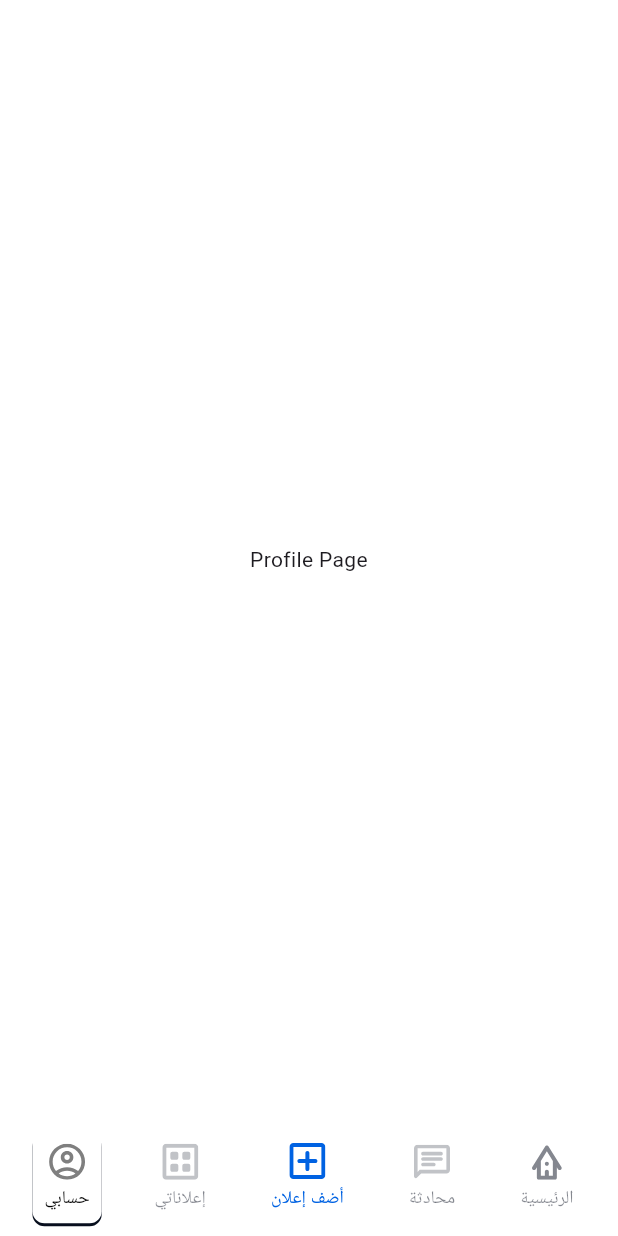
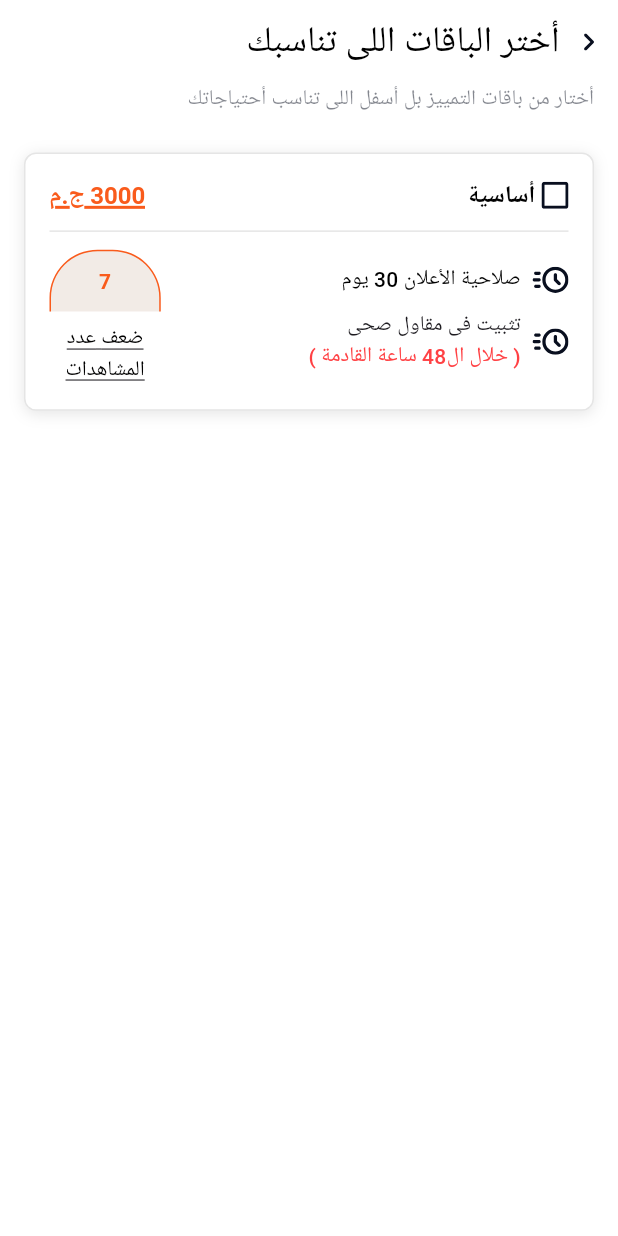
Before and after one commit to oreWaOsama/otex_app_osama-gabr, a Flutter app: the screen it shows after launch, scrolled down 576 dp, after a tap on "حسابي", on a phone screen of 412 x 824 dp. Run offline on Flutter 3.47's test engine with Material 3 defaults, Android fonts, the light colour scheme and no system bars; our stand-ins replace flutter_svg, google_fonts; Roboto replaces fonts that are missing (Tajawal).

Commit message:
plane screen + package card

```diff
--- a/lib/core/helper/app_image_assets.dart
+++ b/lib/core/helper/app_image_assets.dart
@@ -14,9 +14,18 @@ class Assets {
   static const String companyBadge = "assets/icons/Company_Badge.svg";
   static const String favoriteIcon = "assets/icons/favorite.svg";
   static const String bxsOffer = "assets/icons/bxs_offer.svg";
-  static const String mostaLogo = "assets/icons/f054eabcf941a098a2916c1acc3a3953b61846a7.png";
+  static const String mostaLogo =
+      "assets/icons/f054eabcf941a098a2916c1acc3a3953b61846a7.png";
   static const String addShopping = "assets/icons/add_shopping_cart.svg";
   static const String hodee = "assets/images/hodee.png";
+  static const String chevronRight = "assets/icons/chevron_right.svg";
   static const String localFireDepartment =
       "assets/icons/local_fire_department.svg";
+  static const String activeCheckBox = "assets/icons/active_check_box.svg";
+  static const String inactiveCheckBox = "assets/icons/inactive_check_box.svg";
+  static const String acute = "assets/icons/acute.svg";
+  static const String rocket = "assets/icons/rocket.svg";
+  static const String keep = "assets/icons/keep.svg";
+  static const String workspacePremium = "assets/icons/workspace_premium.svg";
+  static const String globe = "assets/icons/globe.svg";
 }
--- /dev/null
+++ b/lib/core/routing/app_router.dart
@@ -0,0 +1,14 @@
+import 'package:flutter/material.dart';
+import 'package:otex_app_test/features/plans_screen/ui/plans_screen.dart';
+
+class AppRouter {
+  AppRouter._();
+
+   static goToPlansScreen(BuildContext context) {
+    Navigator.push(
+      context,
+      MaterialPageRoute(builder: (context) => const PlansScreen()),
+    );
+  }
+
+}
--- a/lib/core/theming/colors_manager.dart
+++ b/lib/core/theming/colors_manager.dart
@@ -17,6 +17,8 @@ class ColorsManager{
    static const royalBlue10 = Color(0x1A3B4CF2); // ~10% transparent
    static const black10 = Color(0x1A000000);
    static const black5 = Color(0x0D000000);
+   static const opaqueMyColor = Color(0xFF813F0D);
+     static const Color priceColor = Color(0xffFF4144);
 
 
 }
--- a/lib/core/theming/test_styles.dart
+++ b/lib/core/theming/test_styles.dart
@@ -6,6 +6,11 @@ class TextStyles {
   static TextStyle font24BlackBold700 = const TextStyle(
     fontSize: 24,
     fontWeight: FontWeightHelper.bold700,
+    color: ColorsManager.myBlack,
+  );
+  static TextStyle font24BlackMedium500 = const TextStyle(
+    fontSize: 24,
+    fontWeight: FontWeightHelper.medium500,
     color: ColorsManager.myBlack,
   );
 
@@ -23,6 +28,16 @@ class TextStyles {
   static TextStyle font14BlackMedium500 = const TextStyle(
     fontSize: 14,
     fontWeight: FontWeightHelper.medium500,
+    color: ColorsManager.myBlack,
+  );
+  static TextStyle font14BlackRegular400 = const TextStyle(
+    fontSize: 14,
+    fontWeight: FontWeightHelper.regular400,
+    color: ColorsManager.myBlack,
+  );
+  static TextStyle font14BlackBold700 = const TextStyle(
+    fontSize: 14,
+    fontWeight: FontWeightHelper.bold700,
     color: ColorsManager.myBlack,
   );
 
--- a/lib/features/layout/ui/user_home_view.dart
+++ b/lib/features/layout/ui/user_home_view.dart
@@ -1,5 +1,6 @@
 import 'package:flutter/material.dart';
 import 'package:otex_app_test/core/helper/app_image_assets.dart';
+import 'package:otex_app_test/core/routing/app_router.dart';
 import 'package:otex_app_test/features/home/ui/home_screen.dart';
 import 'package:otex_app_test/features/layout/ui/widgets/bottom_nav_item.dart';
 
@@ -75,10 +76,9 @@ class _UserHomeViewState extends State<UserHomeView> {
                 index: 4,
                 iconPath: Assets.profileIcon,
                 label: 'حسابي',
-                isActive: _currentIndex == 4,
+                isActive: false,
                 onTap: () {
-                  _currentIndex = 4;
-                  setState(() {});
+                  AppRouter.goToPlansScreen(context);
                 },
               ),
             ],
--- /dev/null
+++ b/lib/features/plans_screen/ui/plans_screen.dart
@@ -0,0 +1,55 @@
+import 'package:flutter/material.dart';
+import 'package:flutter_svg/flutter_svg.dart';
+import 'package:otex_app_test/core/helper/app_image_assets.dart';
+import 'package:otex_app_test/core/theming/colors_manager.dart';
+import 'package:otex_app_test/core/theming/test_styles.dart';
+import 'package:otex_app_test/features/plans_screen/ui/widget/package_card.dart';
+
+class PlansScreen extends StatelessWidget {
+  const PlansScreen({super.key});
+
+  @override
+  Widget build(BuildContext context) {
+    var height = MediaQuery.of(context).size.height;
+    var width = MediaQuery.of(context).size.width;
+    return Scaffold(
+      appBar: AppBar(
+        automaticallyImplyLeading: false,
+        backgroundColor: Colors.white,
+        title: Row(
+          spacing: 16,
+          crossAxisAlignment: CrossAxisAlignment.center,
+          mainAxisSize: MainAxisSize.min,
+          children: [
+            GestureDetector(
+              onTap: () {
+                Navigator.pop(context);
+              },
+              child: SvgPicture.asset(Assets.chevronRight),
+            ),
+            Text(
+              'أختر الباقات اللى تناسبك',
+              style: TextStyles.font24BlackMedium500,
+            ),
+          ],
+        ),
+      ),
+      body: Padding(
+        padding: const EdgeInsets.symmetric(horizontal: 16.0),
+        child: Column(
+          crossAxisAlignment: CrossAxisAlignment.start,
+          children: [
+            Text(
+              'أختار من باقات التمييز بل أسفل اللى تناسب أحتياجاتك',
+              style: TextStyles.font14BlackRegular400.copyWith(
+                color: ColorsManager.deepNavy50,
+              ),
+            ),
+            SizedBox(height: height * 0.03),
+            PackageCard(price: '3000', title: 'أساسية'),
+          ],
+        ),
+      ),
+    );
+  }
+}
--- /dev/null
+++ b/lib/features/plans_screen/ui/widget/package_card.dart
@@ -0,0 +1,218 @@
+// ignore_for_file: public_member_api_docs, sort_constructors_first
+import 'package:flutter/material.dart';
+import 'package:flutter_svg/svg.dart';
+import 'package:google_fonts/google_fonts.dart';
+
+import 'package:otex_app_test/core/helper/app_image_assets.dart';
+import 'package:otex_app_test/core/theming/colors_manager.dart';
+import 'package:otex_app_test/core/theming/test_styles.dart';
+
+class PackageCard extends StatelessWidget {
+  final bool isSelected;
+  final String price;
+  final String title;
+  const PackageCard({
+    super.key,
+    this.isSelected = false,
+    required this.price,
+    required this.title,
+  });
+
+  @override
+  Widget build(BuildContext context) {
+    var height = MediaQuery.of(context).size.height;
+    var width = MediaQuery.of(context).size.width;
+
+    return Container(
+      padding: const EdgeInsets.all(16),
+      width: double.infinity,
+      decoration: BoxDecoration(
+        borderRadius: BorderRadius.circular(8),
+        border: Border.all(color: ColorsManager.black10),
+        color: ColorsManager.white,
+        boxShadow: [
+          const BoxShadow(
+            color: ColorsManager.black10,
+            blurRadius: 8,
+            offset: Offset(0, 2),
+          ),
+        ],
+      ),
+      child: Column(
+        children: [
+          Row(
+            children: [
+              SvgPicture.asset(Assets.inactiveCheckBox),
+              SizedBox(width: width * 0.01),
+              Text(title, style: TextStyles.font16BlackBold700),
+              Spacer(),
+
+              Stack(
+                children: [
+                  RichText(
+                    text: TextSpan(
+                      children: [
+                        TextSpan(
+                          text: price,
+                          style: TextStyles.font16BlackBold700.copyWith(
+                            fontFamily: GoogleFonts.tajawal().fontFamily,
+                            color: ColorsManager.primary,
+                          ),
+                        ),
+                        TextSpan(
+                          text: ' ج',
+                          style: TextStyles.font16BlackBold700.copyWith(
+                            fontFamily: GoogleFonts.tajawal().fontFamily,
+                            color: ColorsManager.primary,
+                          ),
+                        ),
+                        TextSpan(
+                          text: '.',
+                          style: TextStyles.font16BlackBold700.copyWith(
+                            fontFamily: GoogleFonts.tajawal().fontFamily,
+                            color: ColorsManager.primary,
+                          ),
+                        ),
+                        TextSpan(
+                          text: 'م',
+                          style: TextStyles.font16BlackBold700.copyWith(
+                            fontFamily: GoogleFonts.tajawal().fontFamily,
+                            color: ColorsManager.primary,
+                          ),
+                        ),
+                      ],
+                    ),
+                  ),
+                  Positioned(
+                    bottom: 2,
+                    left: -6,
+                    right: -8,
+                    child: Row(
+                      children: [
+                        Expanded(
+                          flex: 5,
+                          child: Container(
+                            height: 2,
+                            color: ColorsManager.primary,
+                          ),
+                        ),
+                        Expanded(flex: 1, child: Container()),
+                        Expanded(
+                          flex: 1,
+                          child: Container(
+                            height: 2,
+                            color: ColorsManager.primary,
+                          ),
+                        ),
+                        Expanded(flex: 1, child: Container()),
+                      ],
+                    ),
+                  ),
+                ],
+              ),
+            ],
+          ),
+          Divider(
+            color: ColorsManager.black10,
+            thickness: 1,
+            height: height * 0.03,
+          ),
+          Row(
+            children: [
+              Column(
+                crossAxisAlignment: CrossAxisAlignment.start,
+                children: [
+                  PackageFeature(
+                    icon: Assets.acute,
+                    title: 'صلاحية الأعلان 30 يوم',
+                  ),
+                  SizedBox(height: height * 0.01),
+                  PackageFeature(
+                    icon: Assets.acute,
+                    title: 'تثبيت فى مقاول صحى',
+                    subtitle: '( خلال ال48 ساعة القادمة )',
+                  ),
+                ],
+              ),
+              Spacer(),
+              Column(
+                children: [
+                  Container(
+                    width: width * 0.18,
+                    height: height * 0.05,
+                    decoration: BoxDecoration(
+                      color: ColorsManager.opaqueMyColor.withOpacity(0.1),
+                      borderRadius: BorderRadius.only(
+                        topRight: Radius.circular(32),
+                        topLeft: Radius.circular(32),
+                      ),
+                      border: Border(
+                        top: BorderSide(color: ColorsManager.primary),
+                        right: BorderSide(color: ColorsManager.primary),
+                        left: BorderSide(color: ColorsManager.primary),
+                      ),
+                    ),
+                    child: Center(
+                      child: Text(
+                        '7',
+                        style: TextStyles.font14BlackBold700.copyWith(
+                          color: ColorsManager.primary,
+                        ),
+                      ),
+                    ),
+                  ),
+                  SizedBox(height: height * 0.01),
+                  Text(
+                    'ضعف عدد\nالمشاهدات',
+                    textAlign: TextAlign.center,
+                    style: TextStyles.font12BlackRegular400.copyWith(
+                      decoration: TextDecoration.underline,
+                      fontSize: 14,
+                    ),
+                  ),
+                ],
+              ),
+            ],
+          ),
+        ],
+      ),
+    );
+  }
+}
+
+class PackageFeature extends StatelessWidget {
+  final String title;
+  final String? subtitle;
+  final String icon;
+  const PackageFeature({
+    super.key,
+    required this.title,
+    this.subtitle,
+    required this.icon,
+  });
+
+  @override
+  Widget build(BuildContext context) {
+    return Row(
+      spacing: 8,
+      children: [
+        SizedBox(width: 24, height: 24, child: SvgPicture.asset(icon)),
+        subtitle != null
+            ? Column(
+                mainAxisAlignment: MainAxisAlignment.start,
+                crossAxisAlignment: CrossAxisAlignment.start,
+                children: [
+                  Text(title),
+                  Text(
+                    subtitle ?? '',
+                    style: TextStyles.font14BlackMedium500.copyWith(
+                      color: ColorsManager.priceColor,
+                    ),
+                  ),
+                ],
+              )
+            : Text(title, style: TextStyles.font14BlackMedium500),
+      ],
+    );
+  }
+}
```
Also changed, not shown: assets/icons/active_check_box.svg (added), assets/icons/acute.svg (added), assets/icons/chevron_right.svg (added), assets/icons/globe.svg (added), assets/icons/inactive_check_box.svg (added), assets/icons/keep.svg (added), assets/icons/rocket.svg (added), assets/icons/workspace_premium.svg (added).
